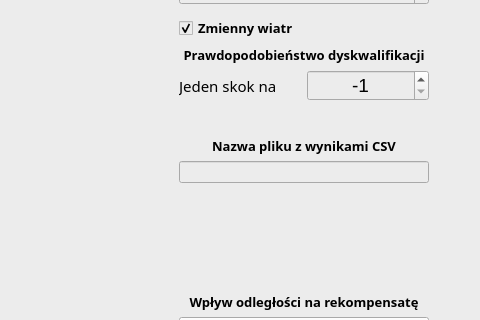
The window that source/UI/SingleJumps/SingleJumpsConfigWindow.ui (SiekamCebule/sj-sim) describes before a commit, drawn with Qt 5; both pictures show x 709 to 1189 and y 116 to 436 of the 1189 by 807 pixel window.
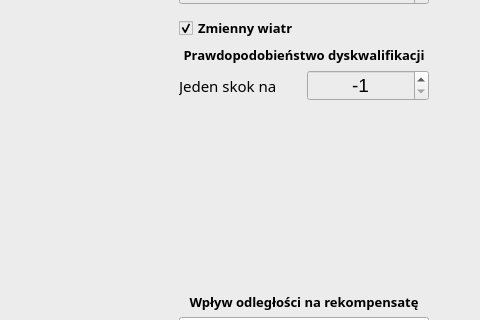
The same window after the commit.

```diff
--- a/source/UI/SingleJumps/SingleJumpsConfigWindow.ui
+++ b/source/UI/SingleJumps/SingleJumpsConfigWindow.ui
@@ -461,77 +461,6 @@
          </item>
         </layout>
        </item>
-       <item>
-        <spacer name="verticalSpacer_4">
-         <property name="orientation">
-          <enum>Qt::Vertical</enum>
-         </property>
-         <property name="sizeType">
-          <enum>QSizePolicy::Maximum</enum>
-         </property>
-         <property name="sizeHint" stdset="0">
-          <size>
-           <width>20</width>
-           <height>30</height>
-          </size>
-         </property>
-        </spacer>
-       </item>
-       <item>
-        <layout class="QVBoxLayout" name="verticalLayout">
-         <item>
-          <widget class="QLabel" name="label_resultsFileName">
-           <property name="sizePolicy">
-            <sizepolicy hsizetype="Minimum" vsizetype="Minimum">
-             <horstretch>0</horstretch>
-             <verstretch>0</verstretch>
-            </sizepolicy>
-           </property>
-           <property name="font">
-            <font>
-             <family>Quicksand</family>
-             <pointsize>10</pointsize>
-             <bold>true</bold>
-            </font>
-           </property>
-           <property name="styleSheet">
-            <string notr="true">color: black;</string>
-           </property>
-           <property name="text">
-            <string>Nazwa pliku z wynikami CSV</string>
-           </property>
-           <property name="alignment">
-            <set>Qt::AlignCenter</set>
-           </property>
-          </widget>
-         </item>
-         <item>
-          <widget class="QLineEdit" name="lineEdit_csvFile">
-           <property name="sizePolicy">
-            <sizepolicy hsizetype="Minimum" vsizetype="Minimum">
-             <horstretch>0</horstretch>
-             <verstretch>0</verstretch>
-            </sizepolicy>
-           </property>
-           <property name="styleSheet">
-            <string notr="true">QLineEdit{color: black;
-}
-QLineEdit::placeholder{color: rgb(135, 135, 135);
-}</string>
-           </property>
-           <property name="maxLength">
-            <number>50</number>
-           </property>
-           <property name="dragEnabled">
-            <bool>false</bool>
-           </property>
-           <property name="placeholderText">
-            <string/>
-           </property>
-          </widget>
-         </item>
-        </layout>
-       </item>
        <item>
         <spacer name="verticalSpacer_6">
          <property name="orientation">
@@ -540,7 +469,7 @@
          <property name="sizeHint" stdset="0">
           <size>
            <width>20</width>
-           <height>40</height>
+           <height>30</height>
           </size>
          </property>
         </spacer>
```
